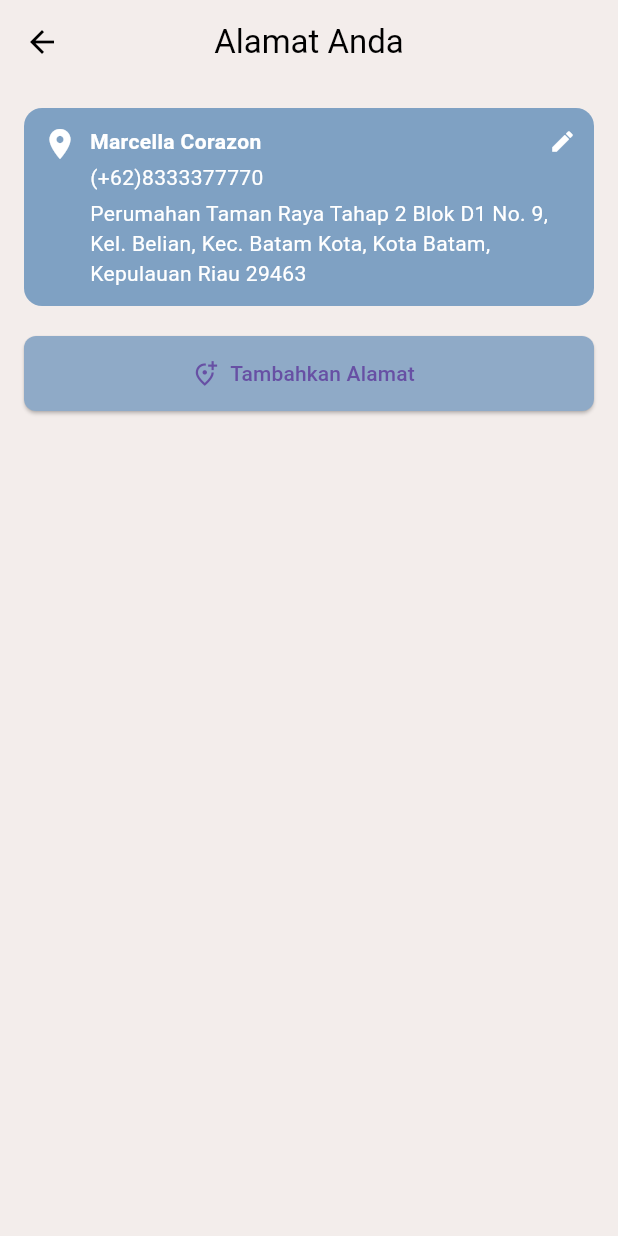
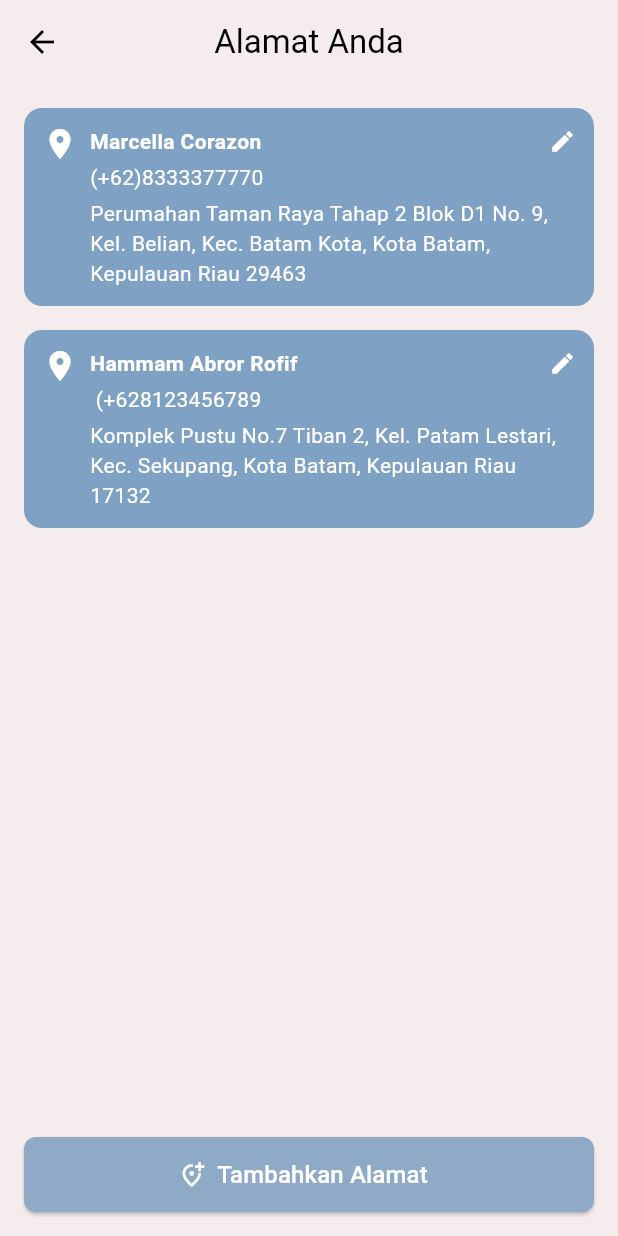
Before and after one commit to Hemeem/mediquick, a Flutter app: the AddressScreen screen opened directly, on a phone screen of 412 x 824 dp. Run offline on Flutter 3.47's test engine with Material 3 defaults, Android fonts, the phone set to English and light mode, and no system bars; our stand-ins replace smooth_page_indicator.

Commit message:
tambah alamat

```diff
--- a/lib/screens/apotek/address_screen.dart
+++ b/lib/screens/apotek/address_screen.dart
@@ -1,12 +1,29 @@
 import 'package:flutter/material.dart';
+import 'package:mediquick/screens/apotek/add_address_screen.dart';
 
 class AddressScreen extends StatelessWidget {
   const AddressScreen({super.key});
 
   @override
   Widget build(BuildContext context) {
+    // Daftar alamat yang akan ditampilkan
+    final List<Map<String, String>> addressList = [
+      {
+        'name': 'Marcella Corazon',
+        'phone': '(+62)8333377770',
+        'address':
+            'Perumahan Taman Raya Tahap 2 Blok D1 No. 9, Kel. Belian, Kec. Batam Kota, Kota Batam, Kepulauan Riau 29463',
+      },
+      {
+        'name': 'Hammam Abror Rofif',
+        'phone': ' (+628123456789',
+        'address':
+            'Komplek Pustu No.7 Tiban 2, Kel. Patam Lestari, Kec. Sekupang, Kota Batam, Kepulauan Riau 17132',
+      },
+    ];
+
     return Scaffold(
-      backgroundColor: const Color(0xFFF3EDEB),
+      backgroundColor: const Color(0xFFF5EDED),
       appBar: AppBar(
         backgroundColor: Colors.transparent,
         elevation: 0,
@@ -18,19 +35,18 @@ class AddressScreen extends StatelessWidget {
         padding: const EdgeInsets.all(16),
         child: Column(
           children: [
-            // Kartu alamat yang bisa diklik
-            GestureDetector(
+            // List Kartu Alamat
+            Expanded(
+              child: ListView.separated(
+                itemCount: addressList.length,
+                separatorBuilder: (_, __) => const SizedBox(height: 16),
+                itemBuilder: (context, index) {
+                  final address = addressList[index];
+                  return GestureDetector(
                     onTap: () {
-                // Mengirim alamat ke CheckoutScreen
-                Navigator.pop(context, {
-                  'name': 'Hammam Rofif',
-                  'phone': '08123456789',
-                  'address':
-                      'Perumahan Taman Raya Tahap 2 Blok D1 No. 9, Kel. Belian, ...',
-                });
+                      Navigator.pop(context, address);
                     },
                     child: Container(
-                width: double.infinity,
                       padding: const EdgeInsets.all(12),
                       decoration: BoxDecoration(
                         color: const Color(0xFF7FA1C3),
@@ -44,29 +60,34 @@ class AddressScreen extends StatelessWidget {
                           Expanded(
                             child: Column(
                               crossAxisAlignment: CrossAxisAlignment.start,
-                        children: const [
+                              children: [
                                 Row(
-                            mainAxisAlignment: MainAxisAlignment.spaceBetween,
+                                  mainAxisAlignment:
+                                      MainAxisAlignment.spaceBetween,
                                   children: [
                                     Text(
-                                'Marcella Corazon',
-                                style: TextStyle(
+                                      address['name'] ?? '',
+                                      style: const TextStyle(
                                         fontWeight: FontWeight.bold,
                                         color: Colors.white,
                                       ),
                                     ),
-                              Icon(Icons.edit, size: 18, color: Colors.white),
+                                    const Icon(
+                                      Icons.edit,
+                                      size: 18,
+                                      color: Colors.white,
+                                    ),
                                   ],
                                 ),
-                          SizedBox(height: 4),
+                                const SizedBox(height: 4),
                                 Text(
-                            '(+62)8333377770',
-                            style: TextStyle(color: Colors.white),
+                                  address['phone'] ?? '',
+                                  style: const TextStyle(color: Colors.white),
                                 ),
-                          SizedBox(height: 4),
+                                const SizedBox(height: 4),
                                 Text(
-                            'Perumahan Taman Raya Tahap 2 Blok D1 No. 9, Kel. Belian, Kec. Batam Kota, Kota Batam, Kepulauan Riau 29463',
-                            style: TextStyle(color: Colors.white),
+                                  address['address'] ?? '',
+                                  style: const TextStyle(color: Colors.white),
                                 ),
                               ],
                             ),
@@ -74,16 +95,34 @@ class AddressScreen extends StatelessWidget {
                         ],
                       ),
                     ),
+                  );
+                },
               ),
+            ),
+
             const SizedBox(height: 20),
 
-            // Tombol Tambah Alamat (tidak mengirim apa-apa)
+            // Tombol Tambah Alamat
             ElevatedButton.icon(
-              onPressed: () {
-                // Aksi untuk tambah alamat baru
+              onPressed: () async {
+                final result = await Navigator.push(
+                  context,
+                  MaterialPageRoute(
+                    builder: (context) => const AddAddressScreen(),
+                  ),
+                );
+                if (result != null && context.mounted) {
+                  Navigator.pop(context, result);
+                }
               },
-              icon: const Icon(Icons.add_location_alt_outlined),
-              label: const Text('Tambahkan Alamat'),
+              icon: const Icon(
+                Icons.add_location_alt_outlined,
+                color: Colors.white,
+              ),
+              label: const Text(
+                'Tambahkan Alamat',
+                style: TextStyle(fontSize: 16, color: Colors.white),
+              ),
               style: ElevatedButton.styleFrom(
                 backgroundColor: const Color(0xFF8FAAC7),
                 minimumSize: const Size.fromHeight(50),
--- a/lib/screens/apotek/checkout_screen.dart
+++ b/lib/screens/apotek/checkout_screen.dart
@@ -44,7 +44,7 @@ class _CheckoutScreenState extends State<CheckoutScreen> {
     final int totalPembayaran = subtotalProduk + biayaPengiriman + biayaLayanan;
 
     return Scaffold(
-      backgroundColor: const Color(0xFFEDF1F2),
+      backgroundColor: const Color(0xFFF5EDED),
       appBar: AppBar(
         leading: const BackButton(color: Colors.black),
         backgroundColor: Colors.transparent,
@@ -151,7 +151,7 @@ class _CheckoutScreenState extends State<CheckoutScreen> {
                             builder: (context) => const AddressScreen(),
                           ),
                         );
-                        if (result != null && result is Map<String, String>) {
+                        if (result != null && mounted) {
                           setState(() {
                             selectedAddress = result;
                           });
--- a/lib/screens/apotek/produk_detail_screen.dart
+++ b/lib/screens/apotek/produk_detail_screen.dart
@@ -36,7 +36,7 @@ class _ProductDetailScreenState extends State<ProductDetailScreen> {
   @override
   Widget build(BuildContext context) {
     return Scaffold(
-      backgroundColor: Colors.white,
+      backgroundColor: Color(0xFFF5EDED),
       bottomNavigationBar: ProductBottomBar(
         isCheckoutEnabled: selectedVariant != null && selectedSize != null,
         onCheckout: () {
--- a/lib/widget/apotek/produk/product_dropdown_section.dart
+++ b/lib/widget/apotek/produk/product_dropdown_section.dart
@@ -23,7 +23,10 @@ class ProductDropdownSection extends StatelessWidget {
           shape: RoundedRectangleBorder(
             borderRadius: BorderRadius.circular(12),
           ),
-          title: const Text('Pilih Varian & Ukuran'),
+          title: const Text(
+            'Pilih Varian & Ukuran',
+            style: TextStyle(fontSize: 20),
+          ),
           content: Column(
             mainAxisSize: MainAxisSize.min,
             children: [
```
Also changed, not shown: lib/screens/apotek/add_address_screen.dart (added, +239 -0 lines). Lines whose indentation alone changed are shown as unchanged.
